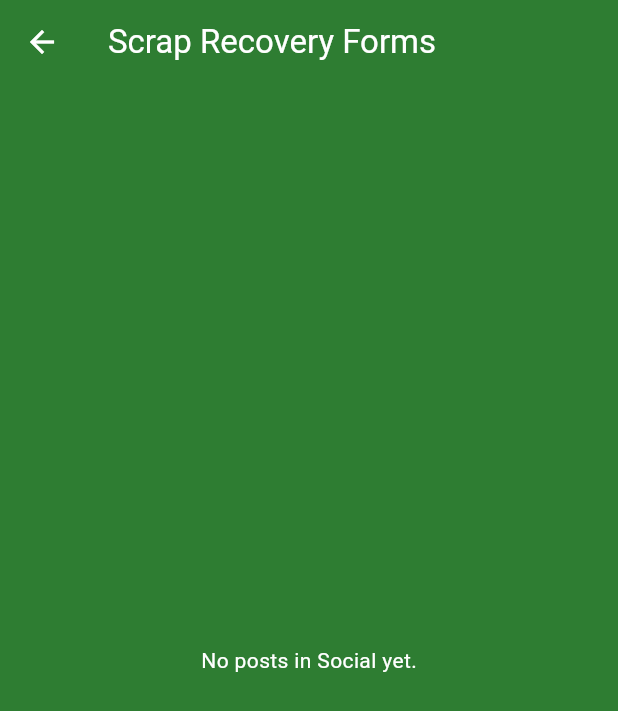
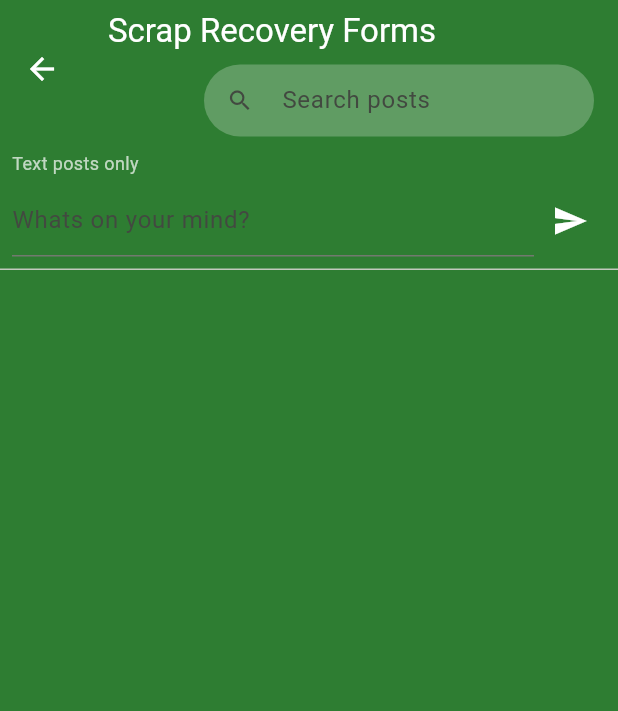
Before and after one commit to Cryptanaki/Scrap-It-Down, a Flutter app: the DetailsScreen screen opened directly, on a phone screen of 412 x 824 dp. Shown: the top 711 px of the screen. Run offline on Flutter 3.47's test engine with Material 3 defaults, Android fonts, the light colour scheme and no system bars; our stand-ins replace cloud_firestore, firebase_core, image_picker, permission_handler, shared_preferences; accounts and stored records are empty.

Commit message:
Social feed UI improvements: search bar, title visibility, removed icon for social posts

```diff
--- a/lib/screens/details_screen.dart
+++ b/lib/screens/details_screen.dart
@@ -15,6 +15,7 @@ class DetailsScreen extends StatefulWidget {
 class _DetailsScreenState extends State<DetailsScreen> {
   late final TextEditingController _socialInputCtrl;
   late final ScrollController _listController;
+  late final TextEditingController _searchCtrl;
   final Set<String> _replying = <String>{};
   final Map<String, TextEditingController> _replyCtrls = {};
   @override
@@ -23,12 +24,14 @@ class _DetailsScreenState extends State<DetailsScreen> {
     PostService.instance.init();
     _socialInputCtrl = TextEditingController();
     _listController = ScrollController();
+    _searchCtrl = TextEditingController();
   }
 
   @override
   void dispose() {
     _socialInputCtrl.dispose();
     _listController.dispose();
+    _searchCtrl.dispose();
     for (final c in _replyCtrls.values) {
       c.dispose();
     }
@@ -38,22 +41,65 @@ class _DetailsScreenState extends State<DetailsScreen> {
   @override
   Widget build(BuildContext context) {
     final category = widget.title ?? 'Social';
+    final isSocial = category == 'Social';
     // Display title for the Social tab should read "Scrap Recovery Forms"
-    final displayTitle = widget.title ?? 'Scrap Recovery Forms';
+    final displayTitle = isSocial ? 'Scrap Recovery Forms' : category;
 
     return Scaffold(
-      appBar: AppBar(title: Text(displayTitle)),
+      appBar: AppBar(
+        toolbarHeight: 92,
+        title: Column(
+          crossAxisAlignment: CrossAxisAlignment.start,
+          children: [
+            Padding(
+              padding: const EdgeInsets.only(top: 6.0),
+              child: Text(displayTitle),
+            ),
+            if (isSocial)
+              Align(
+                alignment: Alignment.centerRight,
+                child: Container(
+                  width: 260,
+                  margin: const EdgeInsets.only(top: 8.0),
+                  child: TextField(
+                    controller: _searchCtrl,
+                    onChanged: (_) => setState(() {}),
+                    decoration: InputDecoration(
+                      hintText: 'Search posts',
+                      prefixIcon: const Icon(Icons.search),
+                      isDense: true,
+                      filled: true,
+                      fillColor: Colors.white24,
+                      border: OutlineInputBorder(
+                        borderRadius: BorderRadius.circular(24),
+                        borderSide: BorderSide.none,
+                      ),
+                      contentPadding: const EdgeInsets.symmetric(vertical: 0, horizontal: 8),
+                    ),
+                  ),
+                ),
+              ),
+          ],
+        ),
+      ),
       body: ValueListenableBuilder<List<Post>>(
         valueListenable: PostService.instance.posts,
         builder: (context, postsList, _) {
-            final all = postsList.where((p) => p.category == category).toList();
+            var all = postsList.where((p) => p.category == category).toList();
+            final query = _searchCtrl.text.trim().toLowerCase();
+            if (query.isNotEmpty) {
+              all = all.where((p) {
+                final hay = '${p.title} ${p.description} ${p.sellerName} ${p.comments.map((c) => c.text).join(' ')}'.toLowerCase();
+                return hay.contains(query);
+              }).toList();
+            }
             final userCity = AuthService.instance.city.value;
             final cityPosts = (userCity.isNotEmpty)
               ? all.where((p) => p.city == userCity).toList()
               : <Post>[];
             cityPosts.sort((a, b) => b.createdAt.compareTo(a.createdAt));
             final remainingAll = all.where((p) => !cityPosts.contains(p)).toList();
-          if (all.isEmpty) {
+          if (all.isEmpty && !isSocial) {
             return Center(child: Text('No posts in $category yet.'));
           }
 
@@ -92,7 +138,7 @@ class _DetailsScreenState extends State<DetailsScreen> {
               children: [
                 ListTile(
                   contentPadding: const EdgeInsets.symmetric(horizontal: 12, vertical: 8),
-                  leading: CircleAvatar(
+                  leading: isSocial ? null : CircleAvatar(
                     backgroundColor: Theme.of(context).colorScheme.primary.withAlpha(26),
                     child: (p.category.toLowerCase().contains('scrap') || p.category.toLowerCase().contains('metal'))
                         ? const Icon(Icons.recycling, color: Colors.white)
@@ -227,13 +273,26 @@ class _DetailsScreenState extends State<DetailsScreen> {
             },
           );
 
-          if (category.toLowerCase().contains('social')) {
+          if (isSocial) {
             return Column(
               children: [
                 Padding(
                   padding: const EdgeInsets.all(8.0),
-                  child: Row(children: [
-                    Expanded(child: TextField(controller: _socialInputCtrl, decoration: const InputDecoration(hintText: 'Whats on your mind?'))),
+                  child: Column(
+                    crossAxisAlignment: CrossAxisAlignment.start,
+                    children: [
+                      const Padding(
+                        padding: EdgeInsets.only(bottom: 6.0),
+                        child: Text('Text posts only', style: TextStyle(fontSize: 12, color: Colors.white70)),
+                      ),
+                      Row(
+                        children: [
+                          Expanded(
+                            child: TextField(
+                              controller: _socialInputCtrl,
+                              decoration: const InputDecoration(hintText: 'Whats on your mind?'),
+                            ),
+                          ),
                           ValueListenableBuilder<bool>(
                             valueListenable: AuthService.instance.signedIn,
                             builder: (context, signedIn, _) {
@@ -266,8 +325,11 @@ class _DetailsScreenState extends State<DetailsScreen> {
                                       },
                               );
                             },
-                    )
-                  ]),
+                          ),
+                        ],
+                      ),
+                    ],
+                  ),
                 ),
                 const Divider(height: 1),
                 Expanded(child: listView),
```
Lines whose indentation alone changed are shown as unchanged.
